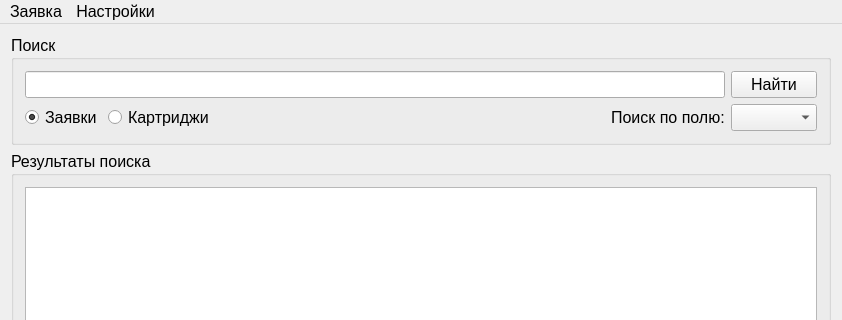
gvintux/cm, file mainwindow.ui: the form before one commit; both pictures show x 0 to 842 and y 0 to 320 of the 842 by 745 pixel window.
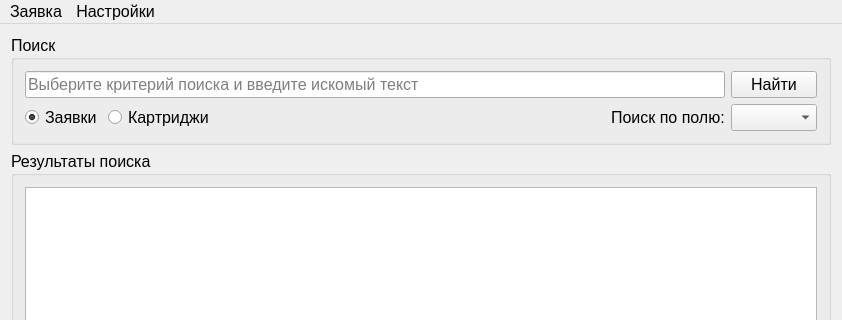
The form after the commit. Icons and pictures are not drawn.

Diff of the .ui file:
```diff
--- a/mainwindow.ui
+++ b/mainwindow.ui
@@ -29,7 +29,14 @@
        <item>
         <layout class="QVBoxLayout" name="verticalLayout_2">
          <item>
-          <widget class="QLineEdit" name="leSearch"/>
+          <widget class="QLineEdit" name="leSearch">
+           <property name="placeholderText">
+            <string>Выберите критерий поиска и введите искомый текст</string>
+           </property>
+           <property name="clearButtonEnabled">
+            <bool>false</bool>
+           </property>
+          </widget>
          </item>
          <item>
           <layout class="QHBoxLayout" name="horizontalLayout">
```
Left out of the diff: 2 changed lines with no effect on the pictures.
